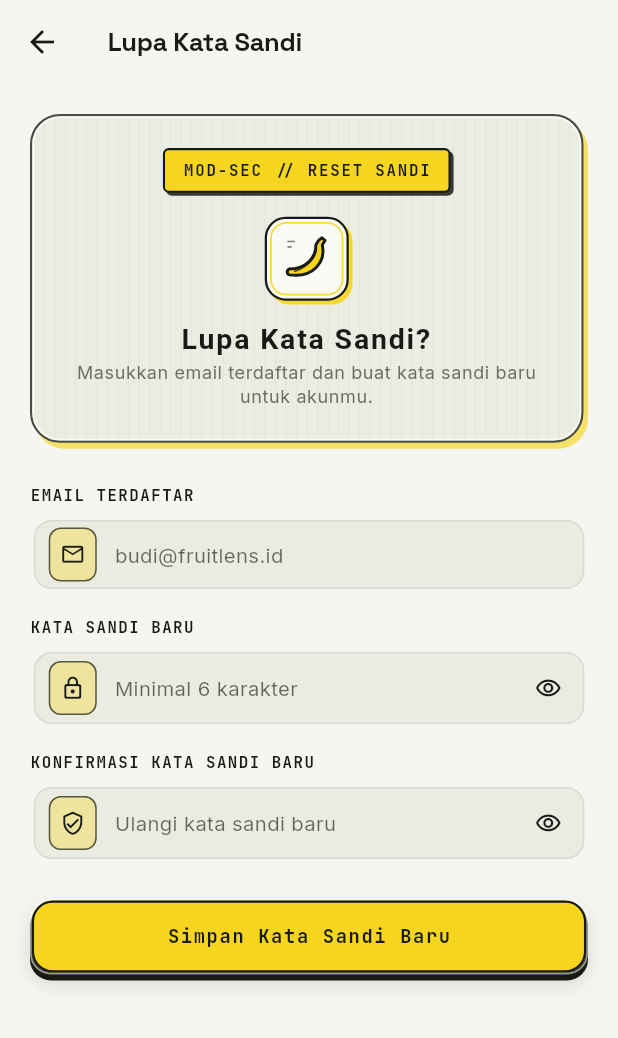
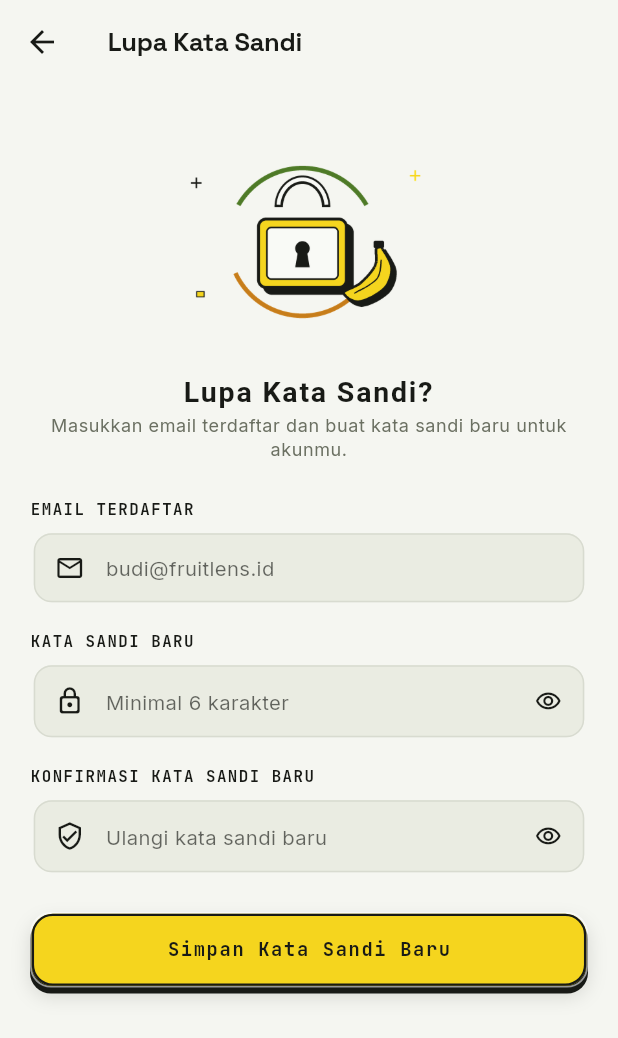
Before and after one commit to TEGARWK/BananaLens, a Flutter app: the screen it shows after launch, after a tap on "Lanjut", after a tap on "Lewati", after a tap on "Lupa kata sandi?", on a phone screen of 412 x 824 dp. Shown: the top 1038 px of the screen. Run offline on Flutter 3.47's test engine with Material 3 defaults, Android fonts, the phone set to English and light mode, and no system bars; our stand-ins replace camera, cloud_firestore, dio, firebase_auth, firebase_core, flutter_dotenv and 9 more; missing offline and left inert: google_mlkit_image_labeling, tflite_flutter; accounts and stored records are empty; Roboto replaces fonts that are missing (Silkscreen).

Commit message:
style: redesign onboarding & auth illustrations, clean input icons, and fix launcher/splash icons

```diff
--- a/lib/ui/screens/forgot_password_screen.dart
+++ b/lib/ui/screens/forgot_password_screen.dart
@@ -7,7 +7,6 @@ import 'package:fruitlens/providers/auth_providers.dart';
 import 'package:fruitlens/services/auth_service.dart';
 import 'package:fruitlens/ui/widgets/app_text_field.dart';
 import 'package:fruitlens/ui/widgets/auth_widgets.dart';
-import 'package:fruitlens/ui/widgets/industrial_art.dart';
 import 'package:fruitlens/ui/widgets/primary_button.dart';
 import 'package:go_router/go_router.dart';
 
@@ -94,17 +93,14 @@ class _ForgotPasswordScreenState extends ConsumerState<ForgotPasswordScreen> {
             child: Column(
               crossAxisAlignment: CrossAxisAlignment.stretch,
               children: <Widget>[
-                IndustrialSpecimenCard(
-                  padding: const EdgeInsets.all(AppDimens.s20),
-                  child: Column(
-                    children: <Widget>[
-                      const IndustrialTagChip(
-                        label: 'MOD-SEC // RESET SANDI',
-                        accent: true,
+                Center(
+                  child: Image.asset(
+                    'assets/images/auth/auth_forgot.png',
+                    height: 164,
+                    fit: BoxFit.contain,
                   ),
-                      const SizedBox(height: AppDimens.s16),
-                      const IndustrialBananaMark(size: 56),
-                      const SizedBox(height: AppDimens.s16),
+                ),
+                const SizedBox(height: AppDimens.s12),
                 Text(
                   'Lupa Kata Sandi?',
                   textAlign: TextAlign.center,
@@ -120,9 +116,6 @@ class _ForgotPasswordScreenState extends ConsumerState<ForgotPasswordScreen> {
                   textAlign: TextAlign.center,
                   style: theme.textTheme.bodySmall?.copyWith(
                     color: harvest.muted,
-                        ),
-                      ),
-                    ],
                   ),
                 ),
                 if (_errorMessage != null) ...<Widget>[
--- a/lib/ui/screens/onboarding_screen.dart
+++ b/lib/ui/screens/onboarding_screen.dart
@@ -31,26 +31,26 @@ class _OnboardingScreenState extends ConsumerState<OnboardingScreen> {
 
   static const List<OnboardingSlideData> _slides = <OnboardingSlideData>[
     OnboardingSlideData(
-      eyebrow: 'PEMINDAI HYBRID AI',
+      eyebrow: 'PEMINDAI PISANG AI',
       title: 'Deteksi Kematangan Seketika',
       description:
-          'Potret atau pilih foto buah dari galeri. AI kami mengenali jenis dan 4 tingkat kematangan buahmu dalam hitungan detik.',
+          'Foto pisang langsung atau pilih dari galeri. Aplikasi mengecek kondisi Mentah, Matang, atau Busuk secara cepat tanpa internet.',
       imagePath: 'assets/images/onboarding/slide_scan.png',
       fallbackIcon: Icons.center_focus_strong_rounded,
     ),
     OnboardingSlideData(
-      eyebrow: 'NUTRISI & KEAMANAN',
+      eyebrow: 'GIZI & KEAMANAN',
       title: 'Pantau Gizi & Peringatan Alergi',
       description:
-          'Lihat takaran kalori, serat, gula, serta peringatan alergi otomatis sesuai profil kesehatanmu.',
+          'Lihat informasi kalori, karbohidrat, gula, dan serat pisang, plus peringatan otomatis jika tidak aman atau memicu alergimu.',
       imagePath: 'assets/images/onboarding/slide_nutrition.png',
       fallbackIcon: Icons.health_and_safety_rounded,
     ),
     OnboardingSlideData(
-      eyebrow: 'ASISTEN KULINER PINTAR',
+      eyebrow: 'RESEP & ASISTEN AI',
       title: 'Ide Resep & Asisten AI',
       description:
-          'Tanyakan tips penyimpanan agar buah tetap awet dan temukan ide olahan lezat sesuai kematangannya.',
+          'Temukan rekomendasi olahan pisang sesuai selera dan kematangannya, serta tanya AI untuk tips penyimpanan.',
       imagePath: 'assets/images/onboarding/slide_assistant.png',
       fallbackIcon: Icons.auto_awesome_rounded,
     ),
--- a/lib/ui/widgets/app_text_field.dart
+++ b/lib/ui/widgets/app_text_field.dart
@@ -134,32 +134,18 @@ class _AppTextFieldState extends State<AppTextField> {
                   ),
                   prefixIcon: widget.prefixIcon != null
                       ? Padding(
-                          padding: const EdgeInsets.only(left: 10, right: 8),
-                          child: Container(
-                            width: 32,
-                            height: 32,
-                            decoration: BoxDecoration(
-                              color: activeYellow.withValues(
-                                alpha: _isFocused ? 0.85 : 0.35,
-                              ),
-                              borderRadius: AppRadius.roundedSm,
-                              border: Border.all(
-                                color: inkColor.withValues(
-                                  alpha: _isFocused ? 1.0 : 0.7,
-                                ),
-                                width: _isFocused ? 1.4 : 1,
-                              ),
-                            ),
-                            child: Icon(
-                              widget.prefixIcon,
-                              size: 17,
-                              color: inkColor,
-                            ),
+                          padding: const EdgeInsets.only(left: 14, right: 10),
+                          child: Icon(
+                            widget.prefixIcon,
+                            size: 20,
+                            color: _isFocused
+                                ? inkColor
+                                : colorScheme.onSurfaceVariant,
                           ),
                         )
                       : null,
                   prefixIconConstraints: const BoxConstraints(
-                    minWidth: 48,
+                    minWidth: 44,
                     minHeight: 36,
                   ),
                   suffixIcon: widget.suffixIcon,
--- a/lib/ui/widgets/auth_widgets.dart
+++ b/lib/ui/widgets/auth_widgets.dart
@@ -2,9 +2,8 @@ import 'package:flutter/material.dart';
 import 'package:fruitlens/core/theme/app_dimens.dart';
 import 'package:fruitlens/core/theme/app_theme.dart';
 import 'package:fruitlens/core/theme/harvest_colors.dart';
-import 'package:fruitlens/ui/widgets/industrial_art.dart';
 
-/// Tactile instrument-panel specimen header adapting to Login/Register mode.
+/// Illustrated header adapting smoothly between Login and Register modes.
 class AuthHeader extends StatelessWidget {
   const AuthHeader({super.key, required this.isRegister});
 
@@ -15,12 +14,7 @@ class AuthHeader extends StatelessWidget {
     final theme = Theme.of(context);
     final harvest = context.harvest;
 
-    return IndustrialSpecimenCard(
-      padding: const EdgeInsets.symmetric(
-        horizontal: AppDimens.s20,
-        vertical: AppDimens.s20,
-      ),
-      child: ClipRect(
+    return ClipRect(
       child: AnimatedSwitcher(
         duration: const Duration(milliseconds: 280),
         switchInCurve: Curves.easeOutCubic,
@@ -42,25 +36,16 @@ class AuthHeader extends StatelessWidget {
         child: Column(
           key: ValueKey<bool>(isRegister),
           children: <Widget>[
-              Row(
-                mainAxisAlignment: MainAxisAlignment.spaceBetween,
-                children: <Widget>[
-                  IndustrialTagChip(
-                    label: isRegister ? 'MOD-REG // BARU' : 'MOD-AUTH // MASUK',
-                    accent: true,
-                  ),
-                  Text(
-                    'BANANALENS',
-                    style: theme.textTheme.labelSmall?.copyWith(
-                      color: harvest.muted,
-                      letterSpacing: 1.4,
+            Center(
+              child: Image.asset(
+                isRegister
+                    ? 'assets/images/auth/auth_register.png'
+                    : 'assets/images/auth/auth_login.png',
+                height: isRegister ? 132 : 168,
+                fit: BoxFit.contain,
               ),
             ),
-                ],
-              ),
-              const SizedBox(height: AppDimens.s16),
-              const IndustrialBananaMark(size: 64),
-              const SizedBox(height: AppDimens.s16),
+            const SizedBox(height: AppDimens.s12),
             Text(
               isRegister ? 'Buat Profil Sehatmu' : 'Selamat Datang',
               textAlign: TextAlign.center,
@@ -70,18 +55,15 @@ class AuthHeader extends StatelessWidget {
                 color: theme.colorScheme.onSurface,
               ),
             ),
-              const SizedBox(height: AppDimens.s8),
+            const SizedBox(height: AppDimens.s4),
             Text(
               isRegister
                   ? 'Simpan target gizi, pantau alergi, dan racik olahan pisang segar.'
                   : 'Lanjutkan pemantauan kematangan pisang dan nutrisi harianmu.',
               textAlign: TextAlign.center,
-                style: theme.textTheme.bodySmall?.copyWith(
-                  color: harvest.muted,
-                ),
+              style: theme.textTheme.bodySmall?.copyWith(color: harvest.muted),
             ),
           ],
-          ),
         ),
       ),
     );
--- a/lib/ui/widgets/onboarding_slide_content.dart
+++ b/lib/ui/widgets/onboarding_slide_content.dart
@@ -40,24 +40,15 @@ class OnboardingSlidePage extends StatelessWidget {
       child: Column(
         crossAxisAlignment: CrossAxisAlignment.stretch,
         children: <Widget>[
-          IndustrialSpecimenCard(
-            padding: const EdgeInsets.symmetric(
-              horizontal: AppDimens.s16,
-              vertical: AppDimens.s24,
-            ),
-            child: Column(
-              children: <Widget>[
-                _AnimatedIllustrationFrame(
-                  key: ValueKey<String>(slide.imagePath),
-                  imagePath: slide.imagePath,
-                  fallbackIcon: slide.fallbackIcon,
-                ),
-                const SizedBox(height: AppDimens.s16),
-                IndustrialTagChip(label: slide.eyebrow, accent: true),
-              ],
-            ),
+          const SizedBox(height: AppDimens.s8),
+          _AnimatedIllustrationFrame(
+            key: ValueKey<String>(slide.imagePath),
+            imagePath: slide.imagePath,
+            fallbackIcon: slide.fallbackIcon,
           ),
-          const SizedBox(height: AppDimens.s24),
+          const SizedBox(height: AppDimens.s16),
+          Center(child: IndustrialTagChip(label: slide.eyebrow, accent: true)),
+          const SizedBox(height: AppDimens.s20),
           Text(
             slide.title,
             textAlign: TextAlign.center,
@@ -204,7 +195,7 @@ class _AnimatedIllustrationFrameState extends State<_AnimatedIllustrationFrame>
 
     final imageWidget = Center(
       child: ConstrainedBox(
-        constraints: const BoxConstraints(maxWidth: 300, maxHeight: 270),
+        constraints: const BoxConstraints(maxWidth: 340, maxHeight: 330),
         child: Image.asset(
           widget.imagePath,
           fit: BoxFit.contain,
```
Also changed, not shown: assets/images/auth/auth_forgot.png, assets/images/auth/auth_login.png, assets/images/auth/auth_register.png, assets/images/onboarding/slide_assistant.png, assets/images/onboarding/slide_nutrition.png, assets/images/onboarding/slide_scan.png, pubspec.lock, 15 other files. Lines whose indentation alone changed are shown as unchanged.
